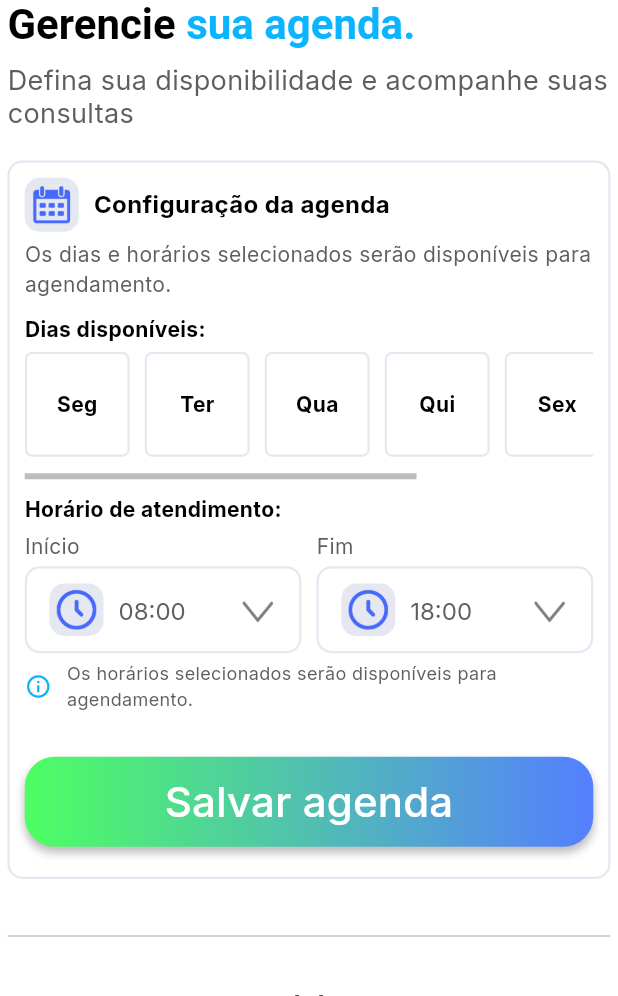
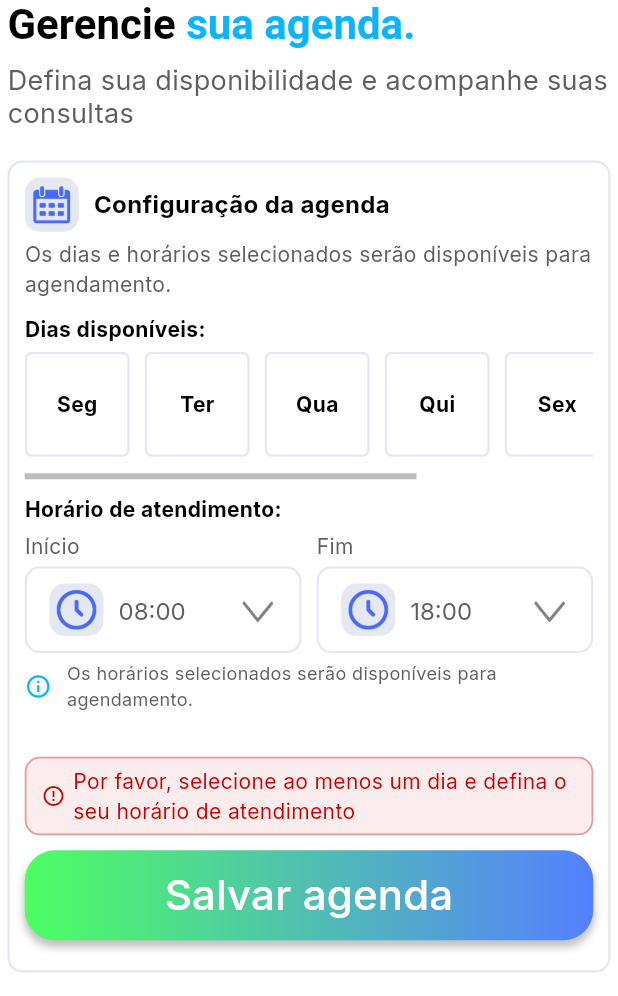
Before and after one commit to Issler78/Projeto-Final-QI-dev-app-II, a Flutter app: the MinhaAgenda screen opened by its route, after a tap on "Salvar agenda", on a phone screen of 412 x 824 dp, the part 240-1236 px from its top. Run offline on Flutter 3.47's test engine with Material 3 defaults, Android fonts, the phone set to English and light mode, and no system bars; drawn by our look-alikes of flutter_animate; our stand-ins replace decimal, flutter_multi_formatter, google_fonts, mask_text_input_formatter, shared_preferences; accounts and stored records are empty.

Commit message:
error message on login page and config agenda

```diff
--- a/lib/widgets/config_agenda.dart
+++ b/lib/widgets/config_agenda.dart
@@ -4,6 +4,7 @@ import 'package:flutter/material.dart';
 import 'package:pulsetime/widgets/buttons/botao_continuar.dart';
 import 'package:pulsetime/widgets/inputs/dia_semana_profissional.dart';
 import 'package:pulsetime/widgets/inputs/select_input.dart';
+import 'package:pulsetime/widgets/mensagem_erro.dart';
 import 'package:shared_preferences/shared_preferences.dart';
 
 class ConfigAgenda extends StatefulWidget {
@@ -18,6 +19,7 @@ class ConfigAgenda extends StatefulWidget {
 
 class _ConfigAgendaWidget extends State<ConfigAgenda> {
   final ScrollController _scrollController = ScrollController();
+
   static List<Map<String, dynamic>> dias = [
     {"label": "Seg", "value": 1},
     {"label": "Ter", "value": 2},
@@ -52,6 +54,10 @@ class _ConfigAgendaWidget extends State<ConfigAgenda> {
   String ?_horarioInicioSelecionado;
   String ?_horarioFimSelecionado;
   List<String> ?_horariosFim;
+
+
+
+  String ?_erro;
 
   @override
   void initState() {
@@ -301,6 +307,10 @@ class _ConfigAgendaWidget extends State<ConfigAgenda> {
 
 
 
+          _erro != null ? MensagemErro(mensagem: _erro!) : SizedBox(),
+          SizedBox(height: 10,),
+
+
           // botao de salvar agenda ou salvar alteracoes
           BotaoContinuar(
             comIcone: false,
@@ -309,7 +319,9 @@ class _ConfigAgendaWidget extends State<ConfigAgenda> {
 
               // verificar inputs
               if(diasSelecionados.isEmpty || _horarioInicioSelecionado == null || _horarioFimSelecionado == null){
-                print("falta selecionar dias e horarios");
+                setState(() {
+                  _erro = "Por favor, selecione ao menos um dia e defina o seu horário de atendimento";
+                });
                 return;
               }
 
@@ -319,6 +331,11 @@ class _ConfigAgendaWidget extends State<ConfigAgenda> {
 
               _mudarStatusAgenda();
 
+
+
+              setState(() {
+                _erro = null;
+              });
               // resetar a pagina
               Navigator.pushReplacementNamed(context, '/minha_agenda');
 
```
Also changed, not shown: lib/widgets/inputs/calendario.dart (+14 -1 lines).
